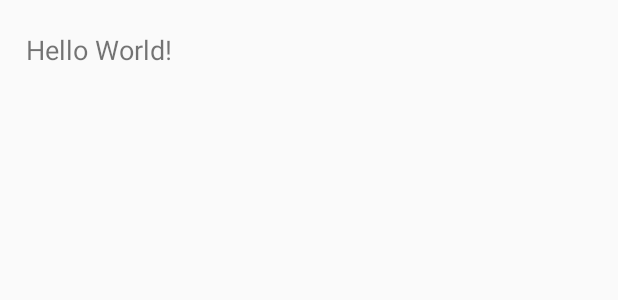
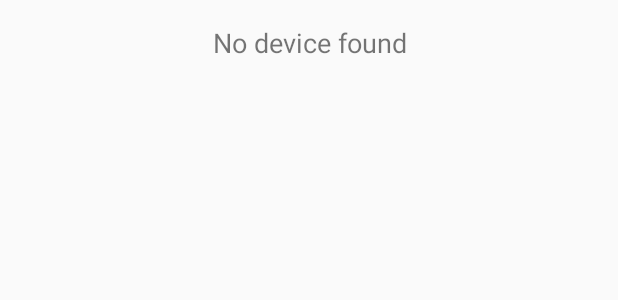
Before and after one commit to GoOcto/BalanceBot, an Android app: the layout activity_main.xml on its own in the app's theme, with its tools: preview values and no code run, on a phone screen of 412 x 824 dp. Shown: the top 300 px of the screen. Run offline under Robolectric (Android 15) with nearby library versions, the light colour scheme and no system bars.

Commit message:
Cleaner code, more complete. Getting closer to completion.

```diff
--- a/app/src/main/res/layout/activity_main.xml
+++ b/app/src/main/res/layout/activity_main.xml
@@ -7,15 +7,56 @@
         android:layout_height="match_parent"
         tools:context=".MainActivity">
 
-    <TextView
+    <LinearLayout
+            android:orientation="horizontal"
+            android:layout_width="0dp"
+            android:layout_height="wrap_content" app:layout_constraintEnd_toEndOf="parent"
+            android:layout_marginEnd="8dp" app:layout_constraintStart_toStartOf="parent"
+            android:layout_marginStart="8dp" android:layout_marginTop="16dp" app:layout_constraintTop_toTopOf="parent"
+            app:layout_constraintHorizontal_bias="0.0" android:id="@+id/linearLayoutDevice">
+        <TextView
+                android:layout_width="match_parent"
+                android:layout_height="wrap_content"
+                android:text="@string/no_device_found"
+                app:layout_constraintLeft_toLeftOf="parent"
+                app:layout_constraintRight_toRightOf="parent"
+                app:layout_constraintTop_toTopOf="parent" android:id="@+id/text_view" android:textSize="18sp"
+                app:layout_constraintVertical_bias="1.0"
+                app:layout_constraintBottom_toTopOf="@+id/scroll_view" app:layout_constraintHorizontal_bias="0.063"
+                android:textAlignment="center"/>
+    </LinearLayout>
+    <LinearLayout
+            android:orientation="horizontal"
             android:layout_width="wrap_content"
             android:layout_height="wrap_content"
-            android:text="Hello World!"
-            app:layout_constraintBottom_toBottomOf="parent"
-            app:layout_constraintLeft_toLeftOf="parent"
-            app:layout_constraintRight_toRightOf="parent"
-            app:layout_constraintTop_toTopOf="parent" android:id="@+id/text_view" android:textSize="18sp"
-            android:layout_marginTop="8dp" app:layout_constraintHorizontal_bias="0.055"
-            app:layout_constraintVertical_bias="0.016"/>
+            app:layout_constraintBottom_toBottomOf="parent" app:layout_constraintEnd_toEndOf="parent"
+            android:layout_marginEnd="8dp" app:layout_constraintStart_toStartOf="parent"
+            android:layout_marginStart="8dp" android:id="@+id/linearLayoutData">
+        <Button
+                android:text="@string/high"
+                android:layout_width="match_parent"
+                android:layout_height="wrap_content"
+                android:id="@+id/button_high"
+                android:visibility="invisible" android:onClick="sendHigh" style="@style/Widget.AppCompat.Button"/>
+        <Button
+                android:text="@string/low"
+                android:layout_width="match_parent"
+                android:layout_height="wrap_content"
+                android:id="@+id/button_low"
+                android:visibility="invisible" android:onClick="sendLow" style="@style/Widget.AppCompat.Button"/>
+    </LinearLayout>
+    <ScrollView
+            android:layout_width="368dp"
+            android:layout_height="0dp" android:layout_marginTop="8dp"
+            android:id="@+id/scroll_view"
+            app:layout_constraintStart_toStartOf="parent" android:layout_marginStart="8dp"
+            app:layout_constraintEnd_toEndOf="parent" android:layout_marginEnd="8dp"
+            app:layout_constraintHorizontal_bias="0.0" android:layout_marginBottom="8dp"
+            app:layout_constraintBottom_toTopOf="@+id/linearLayoutData"
+            app:layout_constraintTop_toBottomOf="@+id/linearLayoutDevice" app:layout_constraintVertical_bias="0.0">
+        <TextView
+                android:layout_width="match_parent"
+                android:layout_height="wrap_content" android:id="@+id/data_view"/>
+    </ScrollView>
 
 </android.support.constraint.ConstraintLayout>
--- a/app/src/main/res/layout/activity_robot.xml
+++ /dev/null
@@ -1,6 +0,0 @@
-<?xml version="1.0" encoding="utf-8"?>
-<android.support.constraint.ConstraintLayout xmlns:android="http://schemas.android.com/apk/res/android"
-                                             android:layout_width="match_parent"
-                                             android:layout_height="match_parent">
-
-</android.support.constraint.ConstraintLayout>
--- a/app/src/main/res/values/strings.xml
+++ b/app/src/main/res/values/strings.xml
@@ -1,3 +1,6 @@
 <resources>
     <string name="app_name">BalanceBot</string>
+    <string name="high">HIGH</string>
+    <string name="low">LOW</string>
+    <string name="no_device_found">No device found</string>
 </resources>
--- a/usbSerialForAndroid/src/main/java/com/hoho/android/usbserial/driver/CdcAcmSerialDriver.java
+++ b/usbSerialForAndroid/src/main/java/com/hoho/android/usbserial/driver/CdcAcmSerialDriver.java
@@ -424,7 +424,11 @@ public class CdcAcmSerialDriver implements UsbSerialDriver {
                 });
         supportedDevices.put(Integer.valueOf(UsbId.VENDOR_LEAFLABS),
                 new int[] {
-                    UsbId.LEAFLABS_MAPLE,
+                        UsbId.LEAFLABS_MAPLE,
+                });
+        supportedDevices.put(Integer.valueOf(UsbId.VENDOR_POLOLU),
+                new int[] {
+                        UsbId.POLOLU_ASTAR32U4,
                 });
         return supportedDevices;
     }
--- a/usbSerialForAndroid/src/main/java/com/hoho/android/usbserial/driver/UsbId.java
+++ b/usbSerialForAndroid/src/main/java/com/hoho/android/usbserial/driver/UsbId.java
@@ -68,6 +68,9 @@ public final class UsbId {
     public static final int VENDOR_QINHENG = 0x1a86;
     public static final int QINHENG_HL340 = 0x7523;
 
+    public static final int VENDOR_POLOLU = 0x1ffb;
+    public static final int POLOLU_ASTAR32U4 = 0x2300;
+
     private UsbId() {
         throw new IllegalAccessError("Non-instantiable class.");
     }
```
Also changed, not shown: app/src/main/AndroidManifest.xml (+0 -13 lines), app/src/main/java/com/goocto/robot2/MainActivity.kt (+131 -42 lines), 1 other file.
